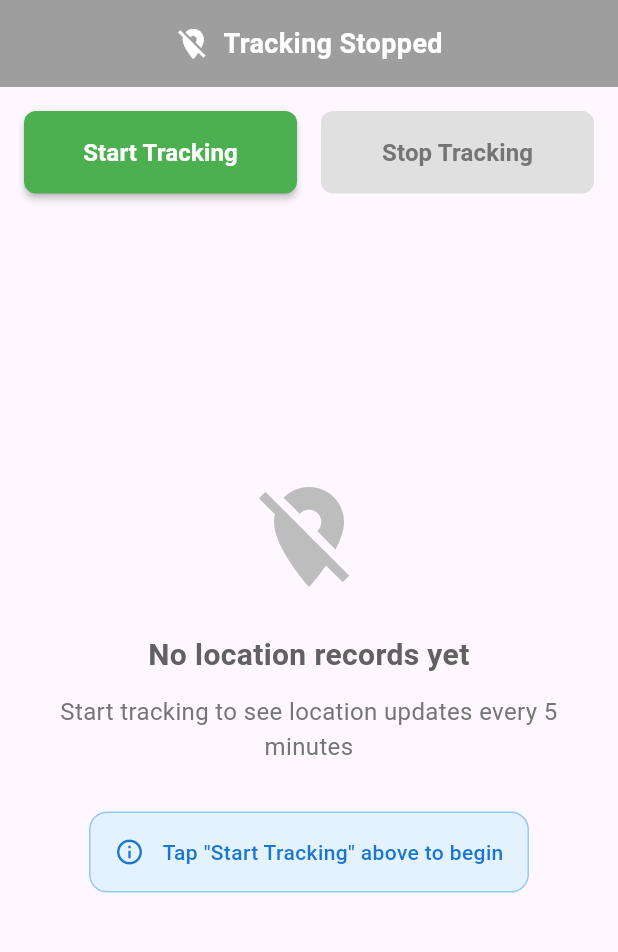
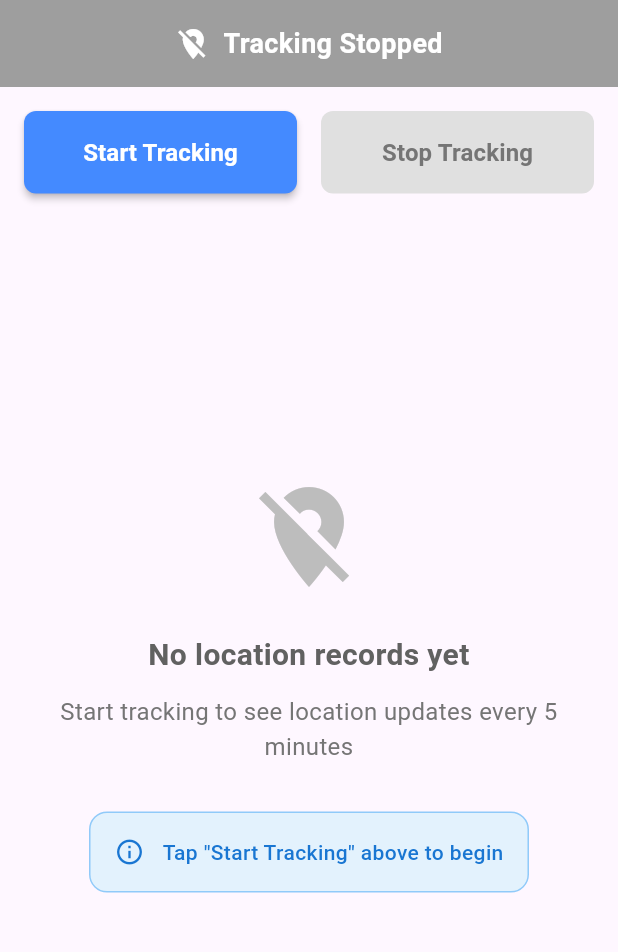
Before and after one commit to souravDAS0/unotasker_assignment, a Flutter app: the screen it shows after launch, on a phone screen of 412 x 824 dp, the part 84-1036 px from its top. Run offline on Flutter 3.47's test engine with Material 3 defaults, Android fonts, the phone set to English and light mode, and no system bars; our stand-ins replace dartz, flutter_local_notifications, flutter_riverpod, geocoding, geolocator, hive and 2 more; missing offline and left inert: flutter_background_service; accounts and stored records are empty.

Commit message:
chore: Adjust tracking interval to 5 minutes and update start tracking button color to blue.

```diff
--- a/lib/core/constants/app_constants.dart
+++ b/lib/core/constants/app_constants.dart
@@ -2,8 +2,8 @@ class AppConstants {
   AppConstants._();
 
   // Tracking Configuration
-  // static const Duration trackingInterval = Duration(minutes: 5);
-  static const Duration trackingInterval = Duration(seconds: 30);
+  static const Duration trackingInterval = Duration(minutes: 5);
+  // static const Duration trackingInterval = Duration(seconds: 30);
 
   // Notification Configuration
   static const int notificationId = 1000;
--- a/lib/features/location_tracking/presentation/screens/dashboard_screen.dart
+++ b/lib/features/location_tracking/presentation/screens/dashboard_screen.dart
@@ -60,9 +60,11 @@ class DashboardScreen extends ConsumerWidget {
                     label: 'Start Tracking',
                     onPressed: state.isTracking || state.isLoading
                         ? null
-                        : () => ref.read(trackingProvider.notifier).startTrackingAction(),
+                        : () => ref
+                              .read(trackingProvider.notifier)
+                              .startTrackingAction(),
                     isLoading: state.isLoading && !state.isTracking,
-                    color: Colors.green,
+                    color: Colors.blueAccent,
                   ),
                 ),
                 const SizedBox(width: 16),
@@ -71,7 +73,9 @@ class DashboardScreen extends ConsumerWidget {
                     label: 'Stop Tracking',
                     onPressed: !state.isTracking || state.isLoading
                         ? null
-                        : () => ref.read(trackingProvider.notifier).stopTrackingAction(),
+                        : () => ref
+                              .read(trackingProvider.notifier)
+                              .stopTrackingAction(),
                     isLoading: state.isLoading && state.isTracking,
                     color: Colors.red,
                   ),
@@ -107,7 +111,8 @@ class DashboardScreen extends ConsumerWidget {
                     icon: const Icon(Icons.close),
                     iconSize: 20,
                     color: Colors.red.shade700,
-                    onPressed: () => ref.read(trackingProvider.notifier).clearError(),
+                    onPressed: () =>
+                        ref.read(trackingProvider.notifier).clearError(),
                   ),
                 ],
               ),
```
